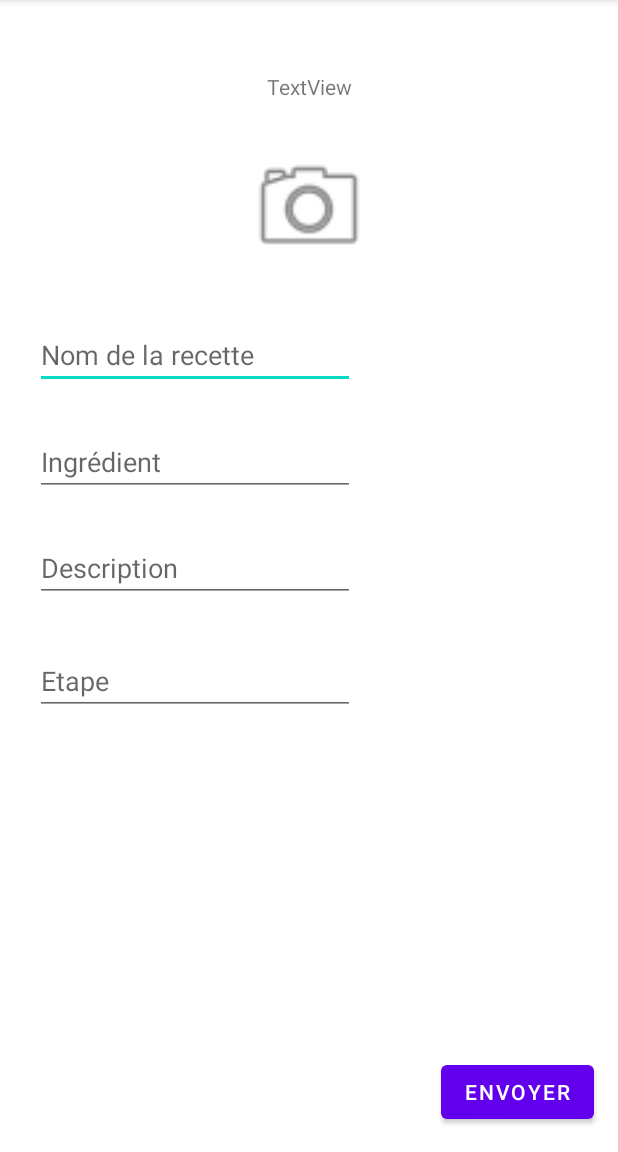
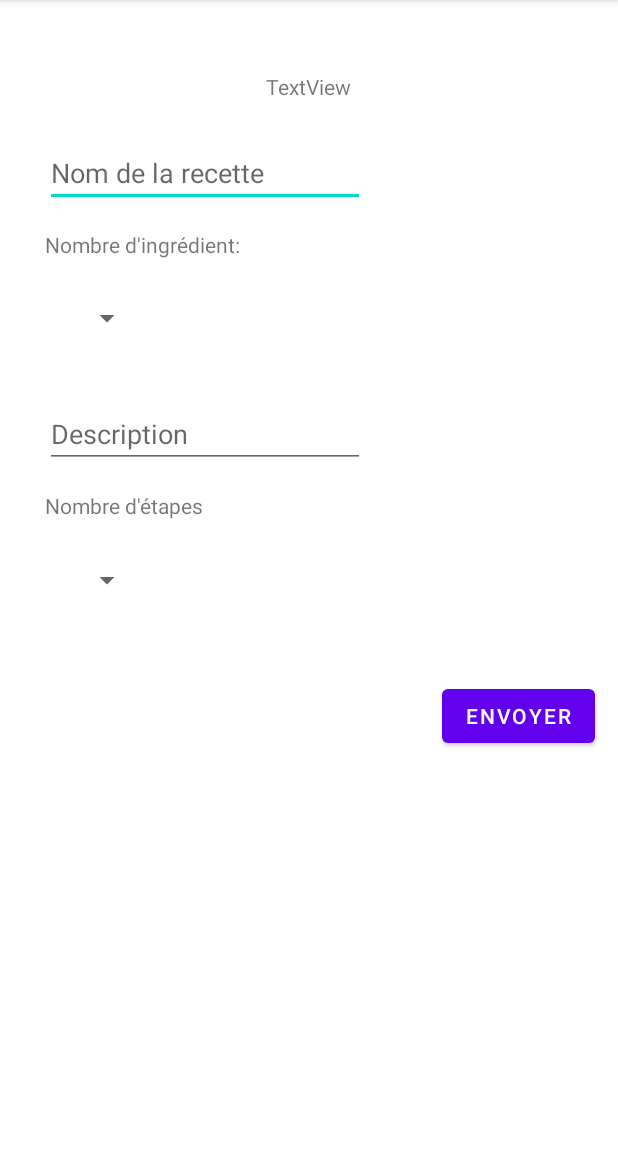
Before and after one commit to chenetheophile/BeteDeSoiree, an Android app: the Proposition screen opened directly, with no data from a screen before it, on a phone screen of 412 x 824 dp, the part 84-1236 px from its top. Run offline under Robolectric (Android 15) with nearby library versions, the phone set to English and light mode, and no system bars; our stand-ins replace Firebase (no records; nobody signed in at launch, a user with empty details on screens opened directly); 2 statements that could not run were skipped.

Commit message:
changement proposition

```diff
--- /dev/null
+++ b/ApplicationV3/app/src/main/java/com/example/applicationv3/ListeAdapter.java
@@ -0,0 +1,55 @@
+package com.example.applicationv3;
+
+import android.content.Context;
+import android.view.LayoutInflater;
+import android.view.View;
+import android.view.ViewGroup;
+import android.widget.TextView;
+
+import androidx.annotation.NonNull;
+import androidx.recyclerview.widget.RecyclerView;
+
+import java.util.ArrayList;
+
+public class ListeAdapter extends RecyclerView.Adapter<ListeAdapter.ListeHolder> {
+    private final LayoutInflater mInflater;
+    private Context ct;
+    private ArrayList<String> liste=new ArrayList<>();
+
+    public ListeAdapter(Context ct, ArrayList<String> plist) {
+        this.liste=plist;
+        this.ct = ct;
+        mInflater = (LayoutInflater) ct.getSystemService(Context.LAYOUT_INFLATER_SERVICE);
+    }
+
+    @NonNull
+    @Override
+    public ListeHolder onCreateViewHolder(@NonNull ViewGroup parent, int viewType) {
+        View view = mInflater.from(parent.getContext()).inflate(R.layout.listview_liste_proposition, parent, false);
+        ListeHolder holder = new ListeHolder(view);
+        return holder;
+    }
+
+    @Override
+    public void onBindViewHolder(@NonNull ListeHolder holder, int position) {
+        holder.num.setText(String.valueOf(position+1));
+        holder.contenuListe.setText(liste.get(position).replace("\\n",System.getProperty("line.separator")));
+    }
+
+    @Override
+    public int getItemCount() {
+        return liste.size();
+    }
+
+
+    public class ListeHolder extends RecyclerView.ViewHolder {
+        TextView num;
+        TextView contenuListe;
+
+        public ListeHolder(@NonNull View itemView) {
+            super(itemView);
+            this.num=itemView.findViewById(R.id.numListe);
+            this.contenuListe=itemView.findViewById(R.id.ContenuListe);
+        }
+    }
+}
--- a/ApplicationV3/app/src/main/java/com/example/applicationv3/Proposition.java
+++ b/ApplicationV3/app/src/main/java/com/example/applicationv3/Proposition.java
@@ -1,27 +1,29 @@
 package com.example.applicationv3;
 
-import android.Manifest;
-import android.app.Activity;
-import android.content.Intent;
-import android.content.pm.PackageManager;
+
 import android.graphics.Bitmap;
+import android.graphics.Color;
+import android.graphics.Rect;
 import android.os.Bundle;
-import android.provider.MediaStore;
-import android.util.Log;
+
 import android.view.View;
+import android.view.ViewGroup;
+import android.widget.AdapterView;
+import android.widget.ArrayAdapter;
 import android.widget.Button;
 import android.widget.EditText;
-import android.widget.ImageView;
+
+import android.widget.Spinner;
 import android.widget.TextView;
 import android.widget.Toast;
 
 import androidx.appcompat.app.AppCompatActivity;
-import androidx.core.app.ActivityCompat;
-import androidx.core.content.ContextCompat;
+import androidx.recyclerview.widget.LinearLayoutManager;
+import androidx.recyclerview.widget.RecyclerView;
 
-import com.google.android.material.floatingactionbutton.FloatingActionButton;
 import com.google.firebase.auth.FirebaseUser;
 
+import java.lang.reflect.Field;
 import java.util.ArrayList;
 
 public class Proposition extends AppCompatActivity {
@@ -32,35 +34,69 @@ public class Proposition extends AppCompatActivity {
         super.onCreate(savedInstanceState);
         setContentView(R.layout.activity_proposition);
 
-        FloatingActionButton addBDD=findViewById(R.id.addB);
-        addBDD.setVisibility(View.GONE);
 
         TextView text=findViewById(R.id.Type);
         text.setText(getIntent().getExtras().getString("type"));
+
+        Spinner nbIngr=findViewById(R.id.nbIngr);
+        ArrayAdapter<Integer> adapterIngr =new ArrayAdapter<Integer>(getApplicationContext(),R.layout.support_simple_spinner_dropdown_item){
+
+            @Override
+            public View getDropDownView(int position, View convertView,
+                                        ViewGroup parent) {
+                convertView = super.getDropDownView(position, convertView,
+                        parent);
+
+                convertView.setVisibility(View.VISIBLE);
+                ViewGroup.LayoutParams p = convertView.getLayoutParams();
+                p.height = 100; // set the height
+                convertView.setLayoutParams(p);
+
+                return convertView;
+            }
+        };
+        for(int i=0;i<50;i++){
+            adapterIngr.add(i);
+        }
+        nbIngr.setAdapter(adapterIngr);
+        nbIngr.setOnItemSelectedListener(new AdapterView.OnItemSelectedListener() {
+            @Override
+            public void onItemSelected(AdapterView<?> parent, View view, int position, long id) {
+                ((TextView) parent.getChildAt(0)).setTextColor(Color.WHITE);
+                onItemSelectedHandler(parent,view,position,id);
+            }
+
+            @Override
+            public void onNothingSelected(AdapterView<?> parent) {
+
+            }
+        });
+
+        Spinner nbEtape=findViewById(R.id.nbEtape);
+        ArrayAdapter<Integer> adapterEtape =new ArrayAdapter<>(getApplicationContext(),R.layout.support_simple_spinner_dropdown_item);
+        for(int i=0;i<50;i++){
+            adapterEtape.add(i);
+        }
+        nbEtape.setAdapter(adapterEtape);
+        nbEtape.setOnItemSelectedListener(new AdapterView.OnItemSelectedListener() {
+            @Override
+            public void onItemSelected(AdapterView<?> parent, View view, int position, long id) {
+                ((TextView) parent.getChildAt(0)).setTextColor(Color.WHITE);
+                onItemSelectedHandler(parent,view,position,id);
+            }
+
+            @Override
+            public void onNothingSelected(AdapterView<?> parent) {
+
+            }
+        });
+
 
         FirebaseUser usr= (FirebaseUser) getIntent().getExtras().get("User");
 
         nomRecettePro=findViewById(R.id.NomRecettePropo);
         Desc=findViewById(R.id.DescriptionPropo);
-        Ingr=findViewById(R.id.IngrRecettePropo);
-        Etape=findViewById(R.id.EtapeProposition);
 
-        ImageView img=findViewById(R.id.photo);
-        img.setOnClickListener(new View.OnClickListener() {
-            @Override
-            public void onClick(View v) {//si il veut prendre une photo verifier que la permission est accordé et ouvre l'appareil photo ensuite
-                if (ContextCompat.checkSelfPermission(Proposition.this, Manifest.permission.CAMERA)
-                        == PackageManager.PERMISSION_DENIED){
-                    ActivityCompat.requestPermissions( Proposition.this,new String[]{Manifest.permission.CAMERA}, 0);
-                img.callOnClick();
-                }else {
-                    Intent intent = new Intent(MediaStore.ACTION_IMAGE_CAPTURE);
-                    int REQUEST_ID_IMAGE_CAPTURE = 100;
-                    startActivityForResult(intent, REQUEST_ID_IMAGE_CAPTURE);
-                }
-            }
-
-        });
 
         Button envoi=findViewById(R.id.envoyer);
         envoi.setOnClickListener(new View.OnClickListener() {
@@ -69,48 +105,36 @@ public class Proposition extends AppCompatActivity {
                 sendProp();
             }
         });
-        if(usr!=null){//si l'utilisateur est celui de ce UID alors afficher le boutons d'add dans la DBB (admins seulement)
-            Log.i("usr",usr.getUid());
-            if(usr.getUid().contentEquals("vVZZs4LYckheS6yevDNxuijgLih1")){
-                addBDD.setVisibility(View.VISIBLE);
-            }
-        }else{
-            Log.i("usr","null");
-        }
-        addBDD.setOnClickListener(new View.OnClickListener() {
-            @Override
-            public void onClick(View v) {
-                if(nomRecettePro.length()!=0&&Desc.length()!=0&&Ingr.length()!=0){
-                    ArrayList<String>champ=new ArrayList<>();
-                    ArrayList<String>val=new ArrayList<>();
-                    champ.add("Description");
-                    champ.add("Ingredient");
-                    champ.add("Etape");
-                    val.add(Desc.getText().toString());
-                    val.add(Ingr.getText().toString());
-                    val.add(Etape.getText().toString());
-                    try {
-                        BDD base=new BDD(usr);
-                        Log.i("base",base.getUser().getUid());
-                        base.creerChamp(getIntent().getExtras().getString("type").toLowerCase(),nomRecettePro.getText().toString(),champ,val);
-                        Toast.makeText(getApplicationContext(),"Recette ajouté à la BDD",Toast.LENGTH_LONG).show();
-                    } catch (Exception e) {
-                        e.printStackTrace();
-                    }
-                }
-            }
-        });
     }
 
-    @Override
-    protected void onActivityResult(int requestCode, int resultCode, Intent data) {//si jamais l utilisateur veut prendre une photo la prend et l affiche en tant que recette de photo
-        super.onActivityResult(requestCode, resultCode, data);
-        if (requestCode == 100 && resultCode == Activity.RESULT_OK) {
-            ImageView img=findViewById(R.id.photo);
-            photo = (Bitmap) data.getExtras().get("data");
-            img.setImageBitmap(photo);
+    private void onItemSelectedHandler(AdapterView<?> parent, View view, int position, long id) {
+        Spinner ing=findViewById(R.id.nbIngr);
+        if(parent.equals(ing)){
+            RecyclerView recyclerIngr=findViewById(R.id.recyclerIngr);
+            ArrayList<String> listeIngr=new ArrayList<>();
+
+            for(int i=0;i<position;i++){
+                listeIngr.add("");
+            }
+
+            ListeAdapter listeAdapter=new ListeAdapter(getApplicationContext(),listeIngr);
+            recyclerIngr.setAdapter(listeAdapter);
+            recyclerIngr.setLayoutManager(new LinearLayoutManager(getApplicationContext()));
+        }else{
+            RecyclerView recyclerEtape=findViewById(R.id.recyclerEtape);
+            ArrayList<String> listeEtape=new ArrayList<>();
+
+            for(int i=0;i<position;i++){
+                listeEtape.add("");
+            }
+
+            ListeAdapter listeAdapter=new ListeAdapter(getApplicationContext(),listeEtape);
+            recyclerEtape.setAdapter(listeAdapter);
+            recyclerEtape.setLayoutManager(new LinearLayoutManager(getApplicationContext()));
         }
+
     }
+
     private void sendProp(){//envoi la proposition par mail
         String Email="chene.theophile@gmail.com";
         String Subject="Proposition recette";
--- a/ApplicationV3/app/src/main/res/layout/activity_proposition.xml
+++ b/ApplicationV3/app/src/main/res/layout/activity_proposition.xml
@@ -3,95 +3,148 @@
     xmlns:app="http://schemas.android.com/apk/res-auto"
     xmlns:tools="http://schemas.android.com/tools"
     android:layout_width="match_parent"
-    android:layout_height="match_parent"
+    android:layout_height="wrap_content"
+    android:isScrollContainer="true"
     tools:context=".Proposition">
+
+    <ScrollView
+        android:layout_width="match_parent"
+        android:layout_height="match_parent">
+
+        <LinearLayout
+            android:layout_width="match_parent"
+            android:layout_height="wrap_content"
+            android:orientation="vertical" >
+
+            <androidx.constraintlayout.widget.ConstraintLayout
+                android:layout_width="match_parent"
+                android:layout_height="match_parent">
 
                 <TextView
                     android:id="@+id/Type"
                     android:layout_width="wrap_content"
                     android:layout_height="wrap_content"
+                    android:layout_marginStart="177dp"
                     android:layout_marginTop="48dp"
                     android:text="TextView"
-        app:layout_constraintEnd_toEndOf="parent"
-        app:layout_constraintHorizontal_bias="0.5"
                     app:layout_constraintStart_toStartOf="parent"
                     app:layout_constraintTop_toTopOf="parent" />
 
-    <ImageView
-        android:id="@+id/photo"
-        android:layout_width="121dp"
-        android:layout_height="84dp"
-        android:layout_marginTop="96dp"
-        app:layout_constraintEnd_toEndOf="parent"
+                <Spinner
+                    android:id="@+id/nbIngr"
+
+                    android:layout_width="65dp"
+                    android:layout_height="wrap_content"
+                    android:layout_marginStart="30dp"
+                    android:layout_marginTop="15dp"
                     app:layout_constraintStart_toStartOf="parent"
-        app:layout_constraintTop_toTopOf="parent"
-        app:srcCompat="@android:drawable/ic_menu_camera" />
+                    app:layout_constraintTop_toBottomOf="@+id/textView3"
+                    tools:ignore="TouchTargetSizeCheck,SpeakableTextPresentCheck" />
+
+                <TextView
+                    android:id="@+id/textView3"
+                    android:layout_width="wrap_content"
+                    android:layout_height="wrap_content"
+                    android:layout_marginStart="30dp"
+                    android:layout_marginTop="15dp"
+                    android:text="Nombre d'ingrédient: "
+                    app:layout_constraintStart_toStartOf="parent"
+                    app:layout_constraintTop_toBottomOf="@+id/NomRecettePropo" />
 
                 <EditText
                     android:id="@+id/NomRecettePropo"
                     android:layout_width="wrap_content"
                     android:layout_height="wrap_content"
-        android:layout_marginStart="23dp"
-        android:layout_marginTop="214dp"
+                    android:layout_marginStart="30dp"
+                    android:layout_marginTop="25dp"
                     android:ems="10"
                     android:hint="Nom de la recette"
                     android:inputType="textPersonName"
                     app:layout_constraintStart_toStartOf="parent"
-        app:layout_constraintTop_toTopOf="parent" />
+                    app:layout_constraintTop_toBottomOf="@+id/Type"
+                    tools:ignore="TouchTargetSizeCheck" />
+
+                <Spinner
+                    android:id="@+id/nbEtape"
+                    android:layout_width="65dp"
+                    android:layout_height="wrap_content"
+                    android:layout_marginStart="30dp"
+                    android:layout_marginTop="16dp"
+                    app:layout_constraintStart_toStartOf="parent"
+                    app:layout_constraintTop_toBottomOf="@+id/textView10"
+                    tools:ignore="SpeakableTextPresentCheck,TouchTargetSizeCheck" />
 
                 <Button
                     android:id="@+id/envoyer"
                     android:layout_width="wrap_content"
                     android:layout_height="wrap_content"
-        android:layout_marginEnd="16dp"
-        android:layout_marginBottom="16dp"
+                    android:layout_marginTop="27dp"
+                    android:layout_marginEnd="15dp"
+                    android:layout_marginBottom="15dp"
                     android:text="envoyer"
                     app:layout_constraintBottom_toBottomOf="parent"
-        app:layout_constraintEnd_toEndOf="parent" />
-
-    <com.google.android.material.floatingactionbutton.FloatingActionButton
-        android:id="@+id/addB"
-        android:layout_width="wrap_content"
-        android:layout_height="wrap_content"
-        android:layout_marginStart="17dp"
-        android:layout_marginBottom="9dp"
-        android:clickable="true"
-        app:layout_constraintBottom_toBottomOf="parent"
-        app:layout_constraintStart_toStartOf="parent"
-        app:srcCompat="@android:drawable/ic_input_add" />
-
-    <EditText
-        android:id="@+id/IngrRecettePropo"
-        android:layout_width="wrap_content"
-        android:layout_height="wrap_content"
-        android:layout_marginStart="23dp"
-        android:layout_marginTop="285dp"
-        android:ems="10"
-        android:hint="Ingrédient"
-        android:inputType="textPersonName"
-        app:layout_constraintStart_toStartOf="parent"
-        app:layout_constraintTop_toTopOf="parent" />
+                    app:layout_constraintEnd_toEndOf="parent"
+                    app:layout_constraintTop_toBottomOf="@+id/linearLayout2" />
 
                 <EditText
                     android:id="@+id/DescriptionPropo"
                     android:layout_width="wrap_content"
                     android:layout_height="wrap_content"
-        android:layout_marginStart="23dp"
-        android:layout_marginTop="356dp"
+                    android:layout_marginStart="30dp"
+                    android:layout_marginTop="15dp"
                     android:ems="10"
                     android:hint="Description"
                     android:inputType="textPersonName"
                     app:layout_constraintStart_toStartOf="parent"
-        app:layout_constraintTop_toTopOf="parent" />
+                    app:layout_constraintTop_toBottomOf="@+id/linearLayout"
+                    tools:ignore="TouchTargetSizeCheck" />
 
-    <EditText
-        android:id="@+id/EtapeProposition"
+                <LinearLayout
+                    android:id="@+id/linearLayout"
                     android:layout_width="wrap_content"
                     android:layout_height="wrap_content"
-        android:layout_marginTop="30dp"
-        android:ems="10"
-        android:hint="Etape"
-        android:inputType="textPersonName"
-        app:layout_constraintStart_toStartOf="@+id/DescriptionPropo"
+                    android:layout_marginStart="30dp"
+                    android:layout_marginTop="15dp"
+                    android:maxHeight="10dp"
+                    android:orientation="vertical"
+                    app:layout_constraintStart_toStartOf="parent"
+                    app:layout_constraintTop_toBottomOf="@+id/nbIngr">
+
+                    <androidx.recyclerview.widget.RecyclerView
+                        android:id="@+id/recyclerIngr"
+                        android:layout_width="309dp"
+                        android:layout_height="wrap_content" />
+                </LinearLayout>
+
+                <TextView
+                    android:id="@+id/textView10"
+                    android:layout_width="wrap_content"
+                    android:layout_height="wrap_content"
+                    android:layout_marginStart="30dp"
+                    android:layout_marginTop="15dp"
+                    android:text="Nombre d'étapes"
+                    app:layout_constraintStart_toStartOf="parent"
                     app:layout_constraintTop_toBottomOf="@+id/DescriptionPropo" />
+
+                <LinearLayout
+                    android:id="@+id/linearLayout2"
+                    android:layout_width="wrap_content"
+                    android:layout_height="wrap_content"
+                    android:layout_marginStart="30dp"
+                    android:layout_marginTop="15dp"
+                    android:maxHeight="10dp"
+                    android:orientation="vertical"
+                    app:layout_constraintStart_toStartOf="parent"
+                    app:layout_constraintTop_toBottomOf="@+id/nbEtape">
+
+                    <androidx.recyclerview.widget.RecyclerView
+                        android:id="@+id/recyclerEtape"
+                        android:layout_width="309dp"
+                        android:layout_height="wrap_content" />
+                </LinearLayout>
+
             </androidx.constraintlayout.widget.ConstraintLayout>
+        </LinearLayout>
+    </ScrollView>
+
+</androidx.constraintlayout.widget.ConstraintLayout>
--- a/ApplicationV3/build.gradle
+++ b/ApplicationV3/build.gradle
@@ -5,7 +5,7 @@ buildscript {
         jcenter()
     }
     dependencies {
-        classpath 'com.android.tools.build:gradle:4.2.1'
+        classpath 'com.android.tools.build:gradle:7.0.0'
         classpath 'com.google.gms:google-services:4.3.5'
 
         // NOTE: Do not place your application dependencies here; they belong
```
Also changed, not shown: ApplicationV3/app/src/main/res/layout/listview_liste_proposition.xml (added, +57 -0 lines), ApplicationV3/app/src/main/res/drawable/avec_alcool.png (added), ApplicationV3/app/src/main/res/drawable/sans_alcool.png (added), ApplicationV3/gradle/wrapper/gradle-wrapper.properties, 53 other files. Lines whose indentation alone changed are shown as unchanged.
